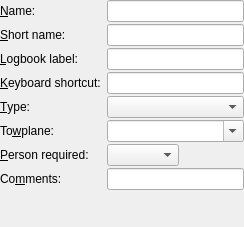
Above: src/gui/windows/objectEditor/LaunchMethodEditorPane.ui from startkladde/startkladde before the change. Below: the same form after it.
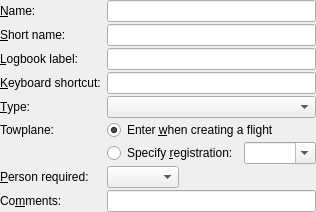
That is the form after the change. Custom widgets are drawn as their Qt base class.

Commit message: Add option for "select towplane when creating flight" in launch method editor

The edit to the form file:
```diff
--- a/src/gui/windows/objectEditor/LaunchMethodEditorPane.ui
+++ b/src/gui/windows/objectEditor/LaunchMethodEditorPane.ui
@@ -6,8 +6,8 @@
    <rect>
     <x>0</x>
     <y>0</y>
-    <width>244</width>
-    <height>227</height>
+    <width>311</width>
+    <height>195</height>
    </rect>
   </property>
   <property name="windowTitle">
@@ -30,7 +30,7 @@
      </property>
     </widget>
    </item>
-   <item row="8" column="0">
+   <item row="10" column="0">
     <widget class="QLabel" name="label_2">
      <property name="text">
       <string>Co&amp;mments:</string>
@@ -80,17 +80,7 @@
      </property>
     </widget>
    </item>
-   <item row="6" column="0">
-    <widget class="QLabel" name="label_7">
-     <property name="text">
-      <string>To&amp;wplane:</string>
-     </property>
-     <property name="buddy">
-      <cstring>towplaneRegistrationInput</cstring>
-     </property>
-    </widget>
-   </item>
-   <item row="9" column="0">
+   <item row="11" column="0">
     <spacer name="verticalSpacer">
      <property name="orientation">
       <enum>Qt::Vertical</enum>
@@ -109,10 +99,10 @@
    <item row="1" column="2">
     <widget class="QLineEdit" name="shortNameInput"/>
    </item>
-   <item row="8" column="2">
+   <item row="10" column="2">
     <widget class="QLineEdit" name="commentsInput"/>
    </item>
-   <item row="7" column="0">
+   <item row="9" column="0">
     <widget class="QLabel" name="label_8">
      <property name="text">
       <string>&amp;Person required:</string>
@@ -122,7 +112,7 @@
      </property>
     </widget>
    </item>
-   <item row="7" column="2">
+   <item row="9" column="2">
     <widget class="QWidget" name="widget" native="true">
      <layout class="QHBoxLayout" name="horizontalLayout">
       <property name="margin">
@@ -153,19 +143,74 @@
    <item row="2" column="2">
     <widget class="QLineEdit" name="logStringInput"/>
    </item>
-   <item row="6" column="2">
-    <widget class="SkComboBox" name="towplaneRegistrationInput">
-     <property name="editable">
-      <bool>true</bool>
-     </property>
-     <property name="insertPolicy">
-      <enum>QComboBox::NoInsert</enum>
-     </property>
-    </widget>
-   </item>
    <item row="4" column="2">
     <widget class="QLineEdit" name="keyboardShortcutInput"/>
    </item>
+   <item row="6" column="0">
+    <widget class="QLabel" name="label_7">
+     <property name="text">
+      <string>Towplane:</string>
+     </property>
+    </widget>
+   </item>
+   <item row="6" column="2">
+    <widget class="QRadioButton" name="individualTowplaneInput">
+     <property name="text">
+      <string>Enter &amp;when creating a flight</string>
+     </property>
+     <property name="checked">
+      <bool>true</bool>
+     </property>
+     <attribute name="buttonGroup">
+      <string>towplaneButtonGroup</string>
+     </attribute>
+    </widget>
+   </item>
+   <item row="8" column="2">
+    <widget class="QWidget" name="widget_2" native="true">
+     <layout class="QHBoxLayout" name="horizontalLayout_2">
+      <property name="margin">
+       <number>0</number>
+      </property>
+      <item>
+       <widget class="QRadioButton" name="specificTowplaneInput">
+        <property name="text">
+         <string>Specify &amp;registration:</string>
+        </property>
+        <attribute name="buttonGroup">
+         <string>towplaneButtonGroup</string>
+        </attribute>
+       </widget>
+      </item>
+      <item>
+       <widget class="SkComboBox" name="towplaneRegistrationInput">
+        <property name="editable">
+         <bool>true</bool>
+        </property>
+        <property name="insertPolicy">
+         <enum>QComboBox::NoInsert</enum>
+        </property>
+        <property name="sizeAdjustPolicy">
+         <enum>QComboBox::AdjustToContents</enum>
+        </property>
+       </widget>
+      </item>
+      <item>
+       <spacer name="horizontalSpacer_2">
+        <property name="orientation">
+         <enum>Qt::Horizontal</enum>
+        </property>
+        <property name="sizeHint" stdset="0">
+         <size>
+          <width>40</width>
+          <height>20</height>
+         </size>
+        </property>
+       </spacer>
+      </item>
+     </layout>
+    </widget>
+   </item>
   </layout>
  </widget>
  <layoutdefault spacing="6" margin="11"/>
```
Left out of the diff: 5 changed lines with no effect on the pictures. The commit also changes 4 other files.
